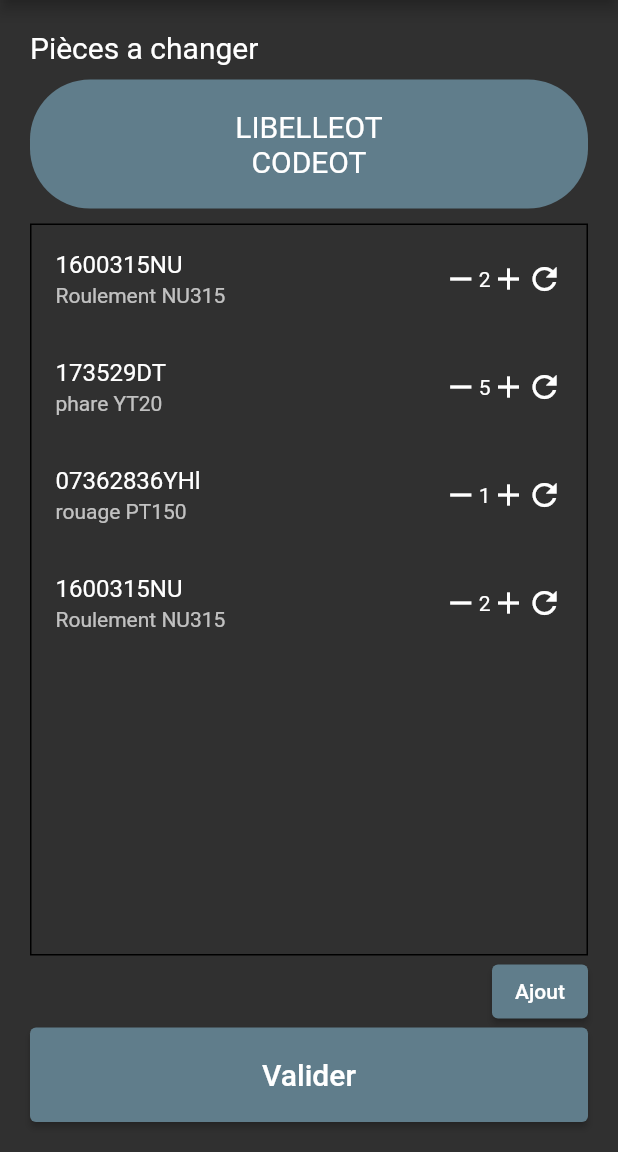
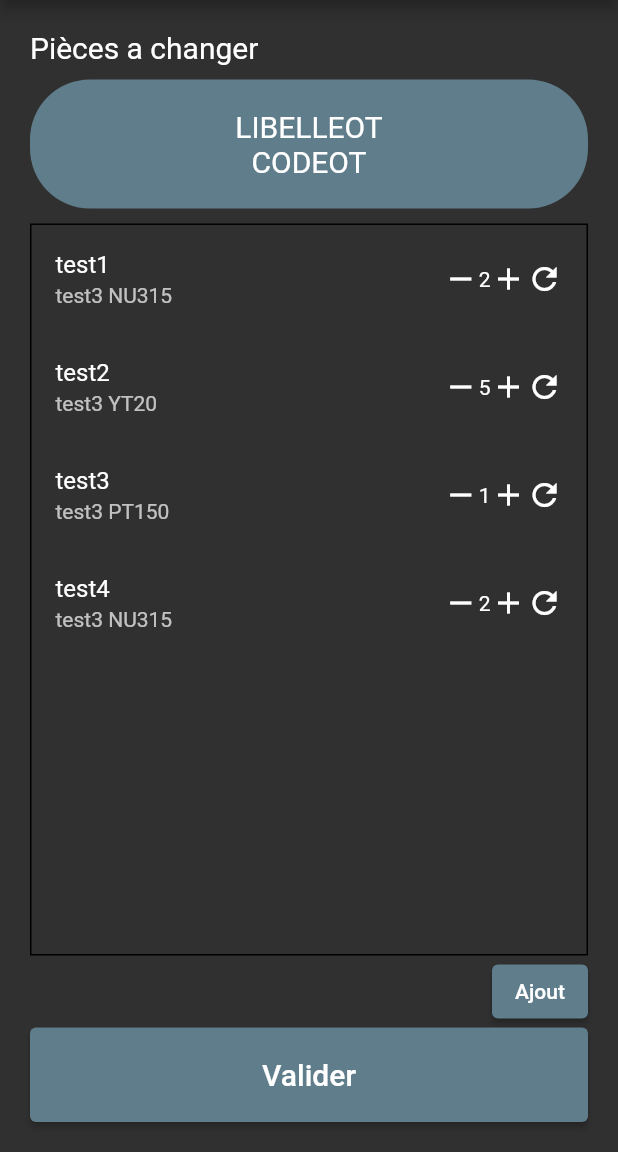
Before and after one commit to RekkasImene/iomer, a Flutter app: the PartsScreen screen opened directly, on a phone screen of 412 x 824 dp, the part 84-1236 px from its top. Run offline on Flutter 3.47's test engine with Material 2 defaults, Android fonts, the phone set to English and light mode, and no system bars; our stand-ins replace bloc, drift, equatable, flutter_bloc, get_it, injectable; missing offline and left inert: images_picker, scan; accounts and stored records are empty; generated files the repository leaves out were written again.

Commit message:
Code pop repaired

```diff
--- a/lib/ui/machine/components/body_machine.dart
+++ b/lib/ui/machine/components/body_machine.dart
@@ -1,11 +1,19 @@
 import 'package:flutter/material.dart';
+import 'package:iomer/ui/scan/scan_screen.dart';
 
 import 'ot_list.dart';
 
-class Body extends StatelessWidget {
-  final String text;
+class Body extends StatefulWidget {
+  const Body({Key? key}) : super(key: key);
 
-  Body({Key? key, required this.text}) : super(key: key);
+  @override
+  State<Body> createState() => _BodyState();
+}
+
+class _BodyState extends State<Body> {
+  final TextEditingController _controller = TextEditingController();
+
+
 
   @override
   Widget build(BuildContext context) {
@@ -20,16 +28,14 @@ class Body extends StatelessWidget {
               style: TextStyle(fontSize: 24),
             ),
           ),
-
           Padding(
             padding: const EdgeInsets.symmetric(horizontal: 8, vertical: 16),
             child: TextFormField(
-              initialValue: text,
+              controller: _controller,
               decoration: const InputDecoration(
                   border: UnderlineInputBorder(), labelText: 'Code machine'),
             ),
           ),
-
           const Padding(
             padding: EdgeInsets.symmetric(horizontal: 8, vertical: 16),
             child: TextField(
@@ -37,11 +43,31 @@ class Body extends StatelessWidget {
                   border: UnderlineInputBorder(), labelText: 'Nom machine'),
             ),
           ),
-
-          const Expanded(
-              child: OTListWidget()),
+          const Expanded(child: OTListWidget()),
+          SizedBox(
+            width: double.infinity,
+            child: ElevatedButton(
+              onPressed: () {
+                _navigateAndRetriveCode(context);
+              },
+              child: Text('Scan machine '),
+              style: ElevatedButton.styleFrom(
+                  padding:
+                      const EdgeInsets.symmetric(horizontal: 50, vertical: 20)),
+            ),
+          )
         ],
       ),
     );
   }
+  _navigateAndRetriveCode(BuildContext context) async {
+    final String nextPageValues = await Navigator.push(
+      context,
+      MaterialPageRoute(builder: (_) => const ScanScreen()),
+    );
+    setState(() {
+      _controller.text =
+          nextPageValues; //first element is stored at the 0th index for a list
+    });
+  }
 }
--- a/lib/ui/machine/machine_screen.dart
+++ b/lib/ui/machine/machine_screen.dart
@@ -14,7 +14,7 @@ class MachineScreen extends StatelessWidget {
       appBar: AppBar(
         title: const Text('Maintenance'),
       ),
-      body: Body(text: text,)
+      body: Body()
 
     );
   }
--- a/lib/ui/parts/components/list_parts.dart
+++ b/lib/ui/parts/components/list_parts.dart
@@ -13,40 +13,36 @@ class _ListPartsState extends State<ListParts> {
 
   List parts = [
     {
-      'code': '1600315NU',
-      'libelle': 'Roulement NU315',
+      'code': 'test1',
+      'libelle': 'test3 NU315',
       'quantite': '2',
     },
     {
-      'code': '173529DT',
-      'libelle': 'phare YT20',
+      'code': 'test2',
+      'libelle': 'test3 YT20',
       'quantite': '5',
     },
     {
-      'code': '07362836YHl',
-      'libelle': 'rouage PT150',
+      'code': 'test3',
+      'libelle': 'test3 PT150',
       'quantite': '1',
     },
     {
-      'code': '1600315NU',
-      'libelle': 'Roulement NU315',
+      'code': 'test4',
+      'libelle': 'test3 NU315',
       'quantite': '2',
     },
   ];
 
-  late List<bool> _isChecked;
-
   @override
   void initState() {
     super.initState();
-    _isChecked = List<bool>.filled(parts.length, false);
   }
 
   @override
   Widget build(BuildContext context) {
     return Container(
       decoration: BoxDecoration(border: Border.all(color: Colors.black)),
-        //padding: const EdgeInsets.all(16.0) ,
       child: ListView.builder(
         itemCount: parts.length,
         itemBuilder: (context, index) {
@@ -55,34 +51,35 @@ class _ListPartsState extends State<ListParts> {
               ListTile(
                 title: Text(parts[index]['code']),
                 subtitle: Text(parts[index]['libelle']),
-                  //secondary: Text (parts[index]['quantite'],
-
-                  trailing: Row(mainAxisSize: MainAxisSize.min, children: [
+                trailing: Row(
+                  mainAxisSize: MainAxisSize.min,
+                  children: [
                     InkWell(
                       onTap: () {},
                       child: const Icon(
                         Icons.remove,
-
-                        )),
+                      ),
+                    ),
                     Text(parts[index]['quantite']),
                     InkWell(
                       onTap: () {},
                       child: const Icon(
                         Icons.add,
-
-                        )),
+                      ),
+                    ),
                     InkWell(
                       onTap: () {},
                       child: const Icon(
                         Icons.refresh,
-
-                        )),
-                  ]),
                       ),
-
+                    ),
+                  ],
+                ),
+              ),
             ],
           );
         },
-        ));
+      ),
+    );
   }
 }
```
Also changed, not shown: lib/ui/machine/components/ot_list.dart (+18 -30 lines), lib/ui/scan/components/body_scan.dart (+15 -13 lines). Lines whose indentation alone changed are shown as unchanged.
